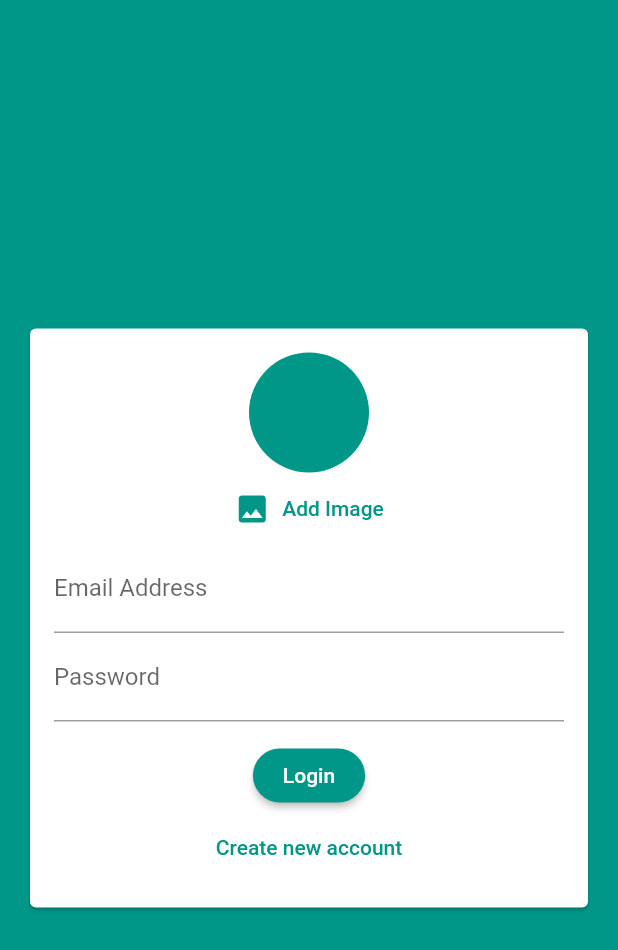
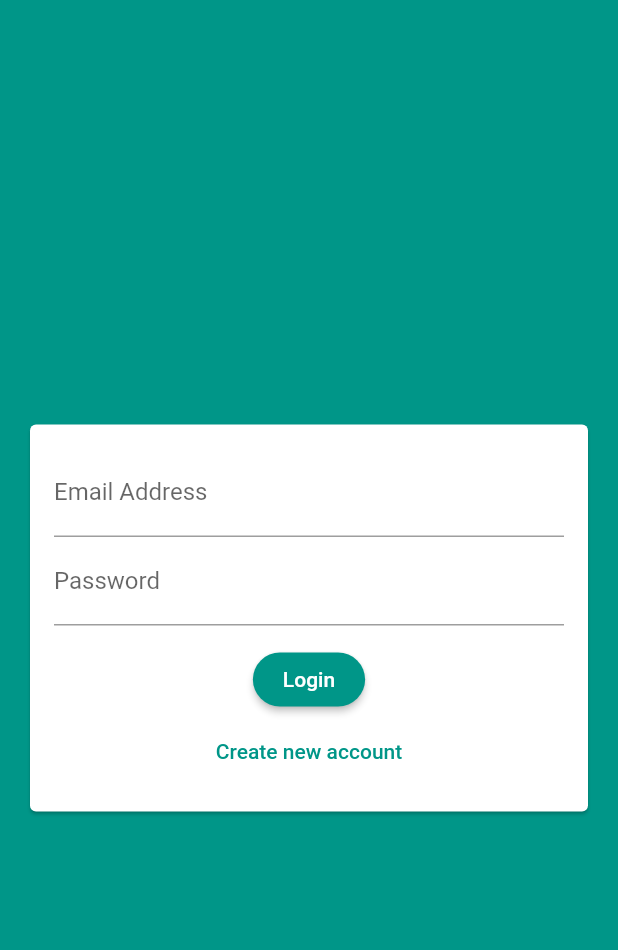
Before and after one commit to Tolulope05/tee_chat_app, a Flutter app: the screen it shows after launch, on a phone screen of 412 x 824 dp. Shown: the top 950 px of the screen. Run offline on Flutter 3.47's test engine with Material 2 defaults, Android fonts, the phone set to English and light mode, and no system bars; our stand-ins replace cloud_firestore, firebase_auth, firebase_core, image_picker; accounts and stored records are empty.

Commit message:
added image picker for only sign up mode

```diff
--- a/lib/widgets/auth/auth_form.dart
+++ b/lib/widgets/auth/auth_form.dart
@@ -58,7 +58,7 @@ class _AuthFormState extends State<AuthForm> {
               child: Column(
                 mainAxisSize: MainAxisSize.min,
                 children: [
-                  UserImagePicker(),
+                  if (!_isLogin) UserImagePicker(),
                   TextFormField(
                     key: const ValueKey('email'),
                     keyboardType: TextInputType.emailAddress,
```
